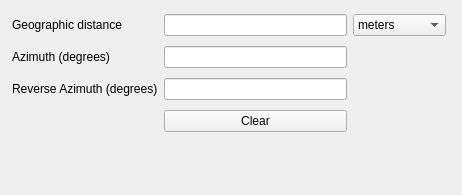
webgeodatavore/azimuth_measurement, file azimuth_measurement_widget.ui: the form before one commit.
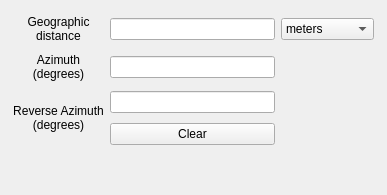
The form after the commit.

What changed in the file:
```diff
--- a/azimuth_measurement_widget.ui
+++ b/azimuth_measurement_widget.ui
@@ -6,7 +6,7 @@
    <rect>
     <x>0</x>
     <y>0</y>
-    <width>462</width>
+    <width>387</width>
     <height>195</height>
    </rect>
   </property>
@@ -14,20 +14,24 @@
    <string>Measure azimuth</string>
   </property>
   <widget class="QWidget" name="dockWidgetContents">
-   <widget class="QWidget" name="layoutWidget">
+   <widget class="QWidget" name="">
     <property name="geometry">
      <rect>
-      <x>12</x>
-      <y>10</y>
-      <width>434</width>
-      <height>128</height>
+      <x>13</x>
+      <y>11</y>
+      <width>361</width>
+      <height>142</height>
      </rect>
     </property>
     <layout class="QGridLayout" name="gridLayout">
      <item row="0" column="0">
       <widget class="QLabel" name="label_geographic_distance">
        <property name="text">
-        <string>Geographic distance</string>
+        <string>Geographic
+distance</string>
+       </property>
+       <property name="alignment">
+        <set>Qt::AlignCenter</set>
        </property>
       </widget>
      </item>
@@ -59,17 +63,25 @@
      <item row="1" column="0">
       <widget class="QLabel" name="label_azimuth">
        <property name="text">
-        <string>Azimuth (degrees)</string>
+        <string>Azimuth
+(degrees)</string>
+       </property>
+       <property name="alignment">
+        <set>Qt::AlignCenter</set>
        </property>
       </widget>
      </item>
      <item row="1" column="1">
       <widget class="QLineEdit" name="azimuth"/>
      </item>
-     <item row="2" column="0">
+     <item row="2" column="0" rowspan="2">
       <widget class="QLabel" name="label_reverse_azimuth">
        <property name="text">
-        <string>Reverse Azimuth (degrees)</string>
+        <string>Reverse Azimuth 
+(degrees)</string>
+       </property>
+       <property name="alignment">
+        <set>Qt::AlignCenter</set>
        </property>
       </widget>
      </item>
```
